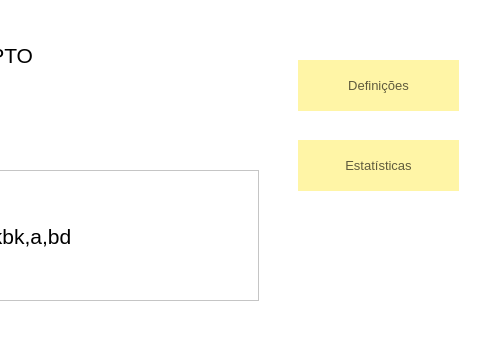
Qt form FSIPLeiria/vercarro.ui (tatianascgil/Projeto_Informatico_Formula_Student_Barramento_CAN) before a commit; both pictures show x 232 to 712 and y 0 to 338 of the 712 by 338 pixel window.
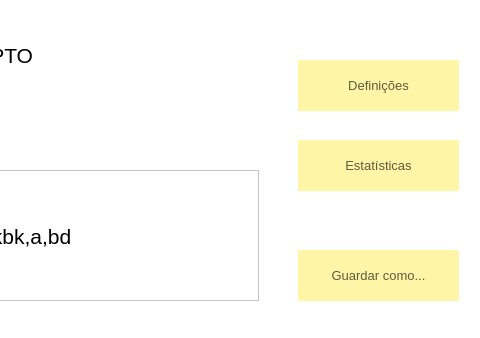
The same form after that commit. Icons and pictures are not drawn.

Diff of the .ui file:
```diff
--- a/FSIPLeiria/vercarro.ui
+++ b/FSIPLeiria/vercarro.ui
@@ -249,6 +249,43 @@
      <normaloff>../setavoltar.ico</normaloff>../setavoltar.ico</iconset>
    </property>
   </widget>
+  <widget class="QPushButton" name="btnGuardarComo">
+   <property name="geometry">
+    <rect>
+     <x>530</x>
+     <y>250</y>
+     <width>161</width>
+     <height>51</height>
+    </rect>
+   </property>
+   <property name="font">
+    <font>
+     <pointsize>10</pointsize>
+    </font>
+   </property>
+   <property name="cursor">
+    <cursorShape>PointingHandCursor</cursorShape>
+   </property>
+   <property name="styleSheet">
+    <string notr="true">QPushButton{
+	background-color:rgb(255, 245, 166);
+	border:none;
+	color:rgb(95, 91, 61);
+	border -bottom: 5px solid rgb(162, 155, 105)
+}
+QPushButton:hover{
+	background-color:rgb(229, 217, 150);
+	border-bottom: 5px solid rgb(162, 155, 105)
+}
+QPushButton:pressed {
+	background-color:rgb(255, 242, 165);
+	border-bottom: 5px solid rgb(162, 155, 105)
+}</string>
+   </property>
+   <property name="text">
+    <string>Guardar como...</string>
+   </property>
+  </widget>
  </widget>
  <resources/>
  <connections/>
```
